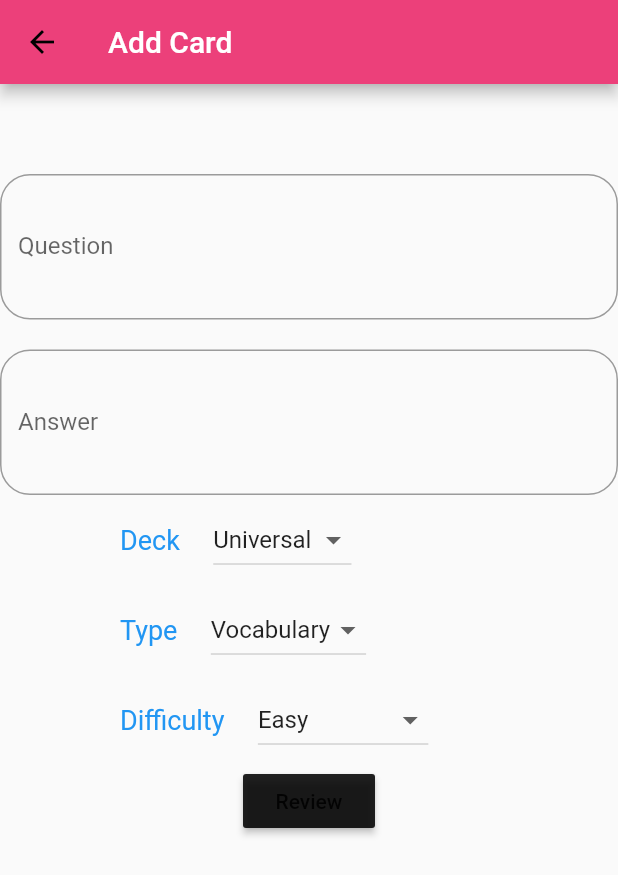
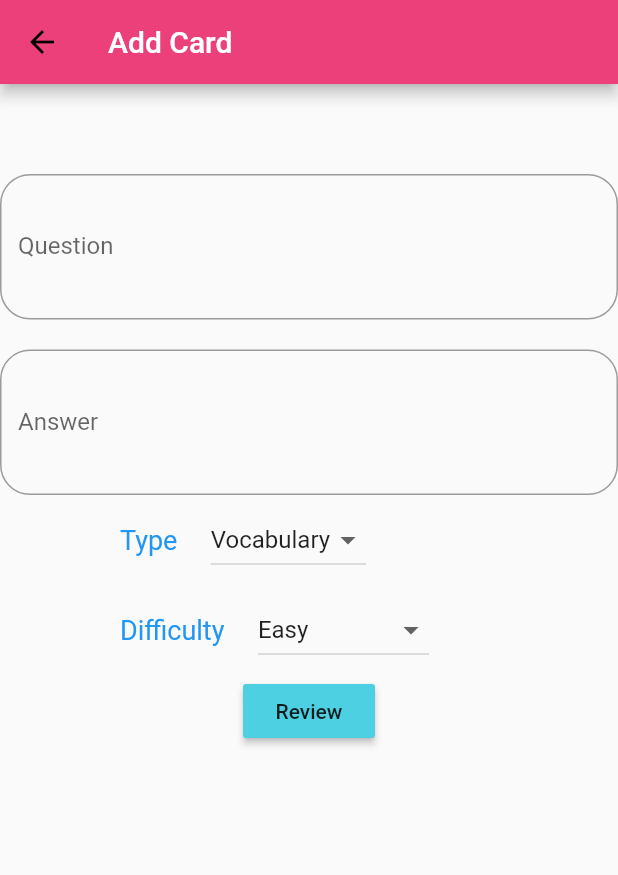
Before and after one commit to nhocconsr/flashcard, a Flutter app: the Home screen opened by its route, on a phone screen of 412 x 824 dp. Shown: the top 875 px of the screen. Run offline on Flutter 3.47's test engine with Material 2 defaults, Android fonts, the phone set to English and light mode, and no system bars; our stand-ins replace flip_card; missing offline and left inert: transformer_page_view; Roboto replaces fonts that are missing (Nunito).

Commit message:
modified addcard ui

```diff
--- a/lib/addnewcard.dart
+++ b/lib/addnewcard.dart
@@ -40,23 +40,23 @@ class Home extends StatefulWidget {
 }
 
 class _HomeState extends State<Home> {
-  List<String> deck = ["Individual", "Universal"];
-  String _deck = "Universal";
+  // List<String> deck = ["Individual", "Universal"];
+  // String _deck = "Universal";
 
   List<String> type = ["Vocabulary", "Kanji", "Hiragana", "Katakana"];
   String _type = "Vocabulary";
 
-  List<String> difficulty = ["Easy", "intermediate", "advanced"];
+  List<String> difficulty = ["Easy", "Intermediate", "Advanced"];
   String _difficulty = "Easy";
 
   TextEditingController controllerQuestion = new TextEditingController();
   TextEditingController controllerAnswer = new TextEditingController();
 
-  void setDeck(String value){
-    setState(() {
-      _deck = value;
-    });
-  }
+  // void setDeck(String value){
+  //   setState(() {
+  //     _deck = value;
+  //   });
+  // }
 
   void setType(String value){
     setState(() {
@@ -78,7 +78,7 @@ class _HomeState extends State<Home> {
           children: <Widget>[
             new Text("Question : ${controllerQuestion.text}"),
             new Text("Answer : ${controllerAnswer.text}"),
-            new Text("Deck : $_deck"),
+            // new Text("Deck : $_deck"),
             new Text("Type : $_type"),
             new Text("Difficulty : $_difficulty"),
             new RaisedButton(
@@ -154,24 +154,24 @@ class _HomeState extends State<Home> {
                   )
               ),
             ),
-            new Row(
-              children: <Widget>[
-                new Padding(padding: new EdgeInsets.fromLTRB(40, 60, 40, 0),),
-                new Text("Deck     ", style: new TextStyle(fontSize: 18.0, color: Colors.blue),),
-                new DropdownButton(
-                  onChanged: (String value) {
-                    setDeck(value);
-                  },
-                  value: _deck,
-                  items: deck.map((String value){
-                    return new DropdownMenuItem(
-                      value: value,
-                      child: new Text(value),
-                    );
-                  }).toList(),
-                )
-              ],
-            ),
+            // new Row(
+            //   children: <Widget>[
+            //     new Padding(padding: new EdgeInsets.fromLTRB(40, 60, 40, 0),),
+            //     new Text("Deck     ", style: new TextStyle(fontSize: 18.0, color: Colors.blue),),
+            //     new DropdownButton(
+            //       onChanged: (String value) {
+            //         setDeck(value);
+            //       },
+            //       value: _deck,
+            //       items: deck.map((String value){
+            //         return new DropdownMenuItem(
+            //           value: value,
+            //           child: new Text(value),
+            //         );
+            //       }).toList(),
+            //     )
+            //   ],
+            // ),
             new Row(
               children: <Widget>[
                 new Padding(padding: new EdgeInsets.fromLTRB(40, 60, 40, 0),),
@@ -211,7 +211,7 @@ class _HomeState extends State<Home> {
             new RaisedButton(
                 child: new Text("Review"),
                 // color: Colors.red,
-                color: Colors.black87,
+                color: Colors.cyan[300],
                 onPressed: (){confirmdata();}
             )
           ],
```
